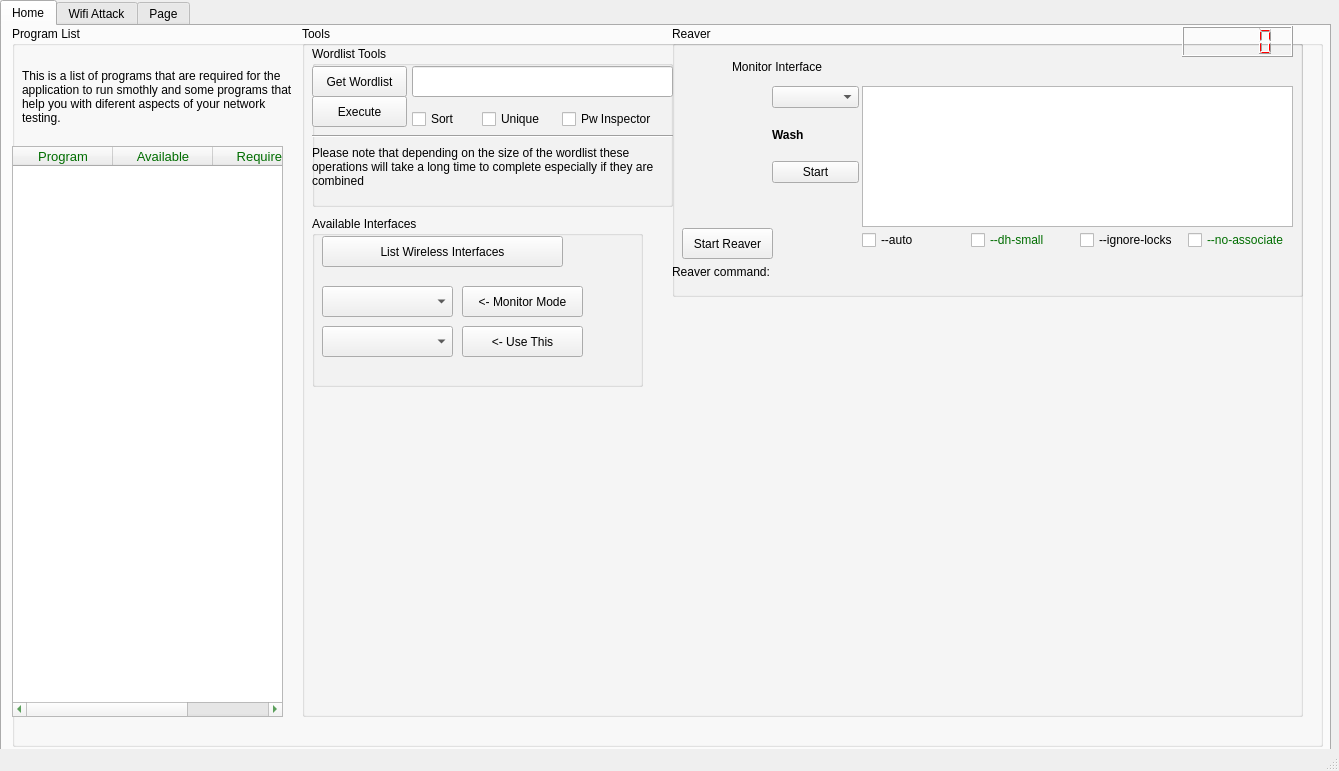
First picture: the form in wifern.ui, repository houcy/wifern, before the edit.
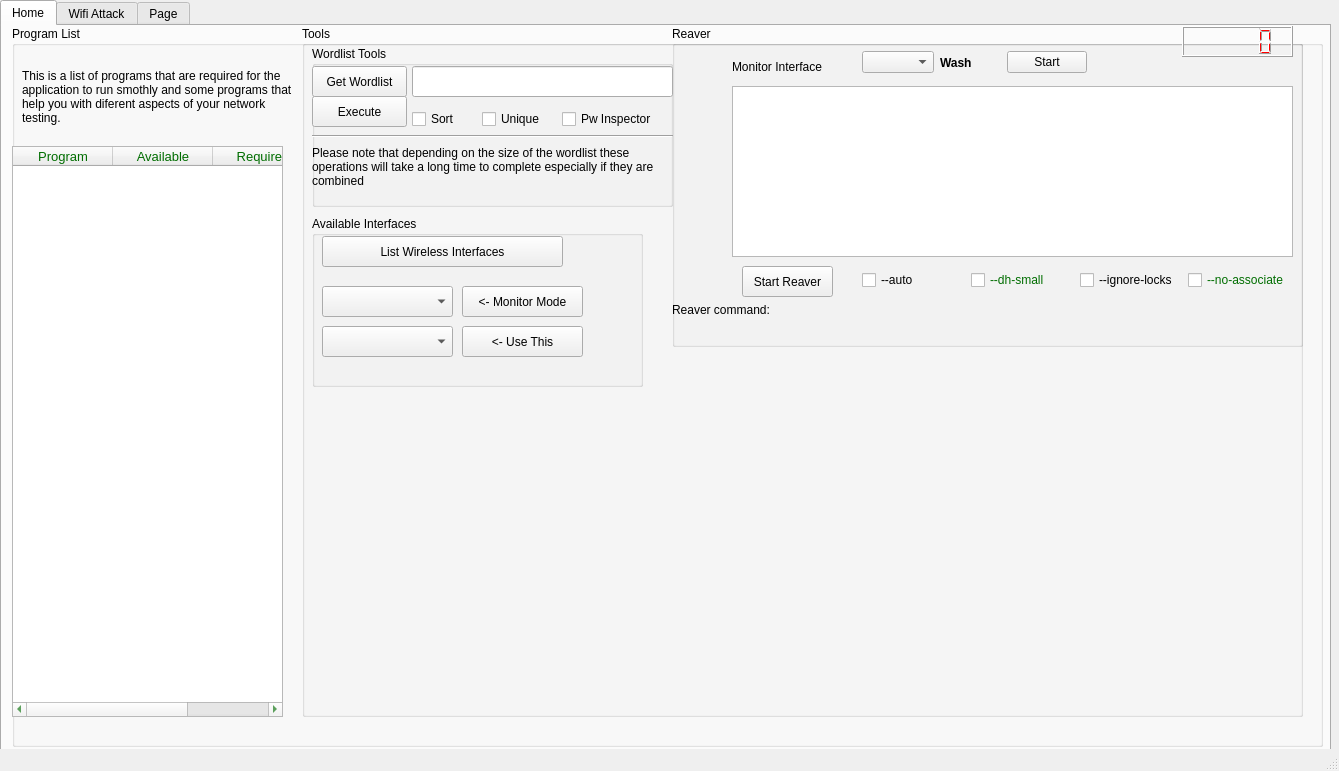
Second picture: the form after the edit. Icons and pictures are not drawn.

Commit message: Database model change MonitorMode Implement

What changed in the file:
```diff
--- a/wifern.ui
+++ b/wifern.ui
@@ -274,7 +274,7 @@
              <x>370</x>
              <y>0</y>
              <width>631</width>
-             <height>271</height>
+             <height>321</height>
             </rect>
            </property>
            <property name="styleSheet">
@@ -299,10 +299,10 @@
            <widget class="QTableView" name="wash_tableView">
             <property name="geometry">
              <rect>
-              <x>190</x>
+              <x>60</x>
               <y>60</y>
-              <width>431</width>
-              <height>141</height>
+              <width>561</width>
+              <height>171</height>
              </rect>
             </property>
             <property name="font">
@@ -310,6 +310,9 @@
               <pointsize>10</pointsize>
              </font>
             </property>
+            <property name="autoFillBackground">
+             <bool>true</bool>
+            </property>
             <property name="styleSheet">
              <string notr="true">color:rgb(0, 109, 0)</string>
             </property>
@@ -328,12 +331,18 @@
             <property name="selectionBehavior">
              <enum>QAbstractItemView::SelectRows</enum>
             </property>
+            <property name="gridStyle">
+             <enum>Qt::NoPen</enum>
+            </property>
+            <property name="sortingEnabled">
+             <bool>true</bool>
+            </property>
            </widget>
            <widget class="QLabel" name="reaver_command_label">
             <property name="geometry">
              <rect>
               <x>0</x>
-              <y>230</y>
+              <y>268</y>
               <width>611</width>
               <height>31</height>
              </rect>
@@ -345,8 +354,8 @@
            <widget class="QPushButton" name="pushButton_6">
             <property name="geometry">
              <rect>
-              <x>10</x>
-              <y>202</y>
+              <x>70</x>
+              <y>240</y>
               <width>91</width>
               <height>31</height>
              </rect>
@@ -375,16 +384,16 @@
              <string notr="true">color:rgb(255, 0, 0)</string>
             </property>
            </widget>
-           <widget class="QWidget" name="">
+           <widget class="QWidget" name="layoutWidget">
             <property name="geometry">
              <rect>
-              <x>100</x>
-              <y>60</y>
-              <width>87</width>
-              <height>97</height>
+              <x>190</x>
+              <y>20</y>
+              <width>225</width>
+              <height>33</height>
              </rect>
             </property>
-            <layout class="QVBoxLayout" name="verticalLayout">
+            <layout class="QHBoxLayout" name="horizontalLayout_2">
              <item>
               <widget class="QComboBox" name="Monitor_select_comboBox"/>
              </item>
@@ -410,11 +419,11 @@
              </item>
             </layout>
            </widget>
-           <widget class="QWidget" name="">
+           <widget class="QWidget" name="layoutWidget">
             <property name="geometry">
              <rect>
               <x>190</x>
-              <y>200</y>
+              <y>240</y>
               <width>429</width>
               <height>28</height>
              </rect>
```
The commit also changes 2 other files.
